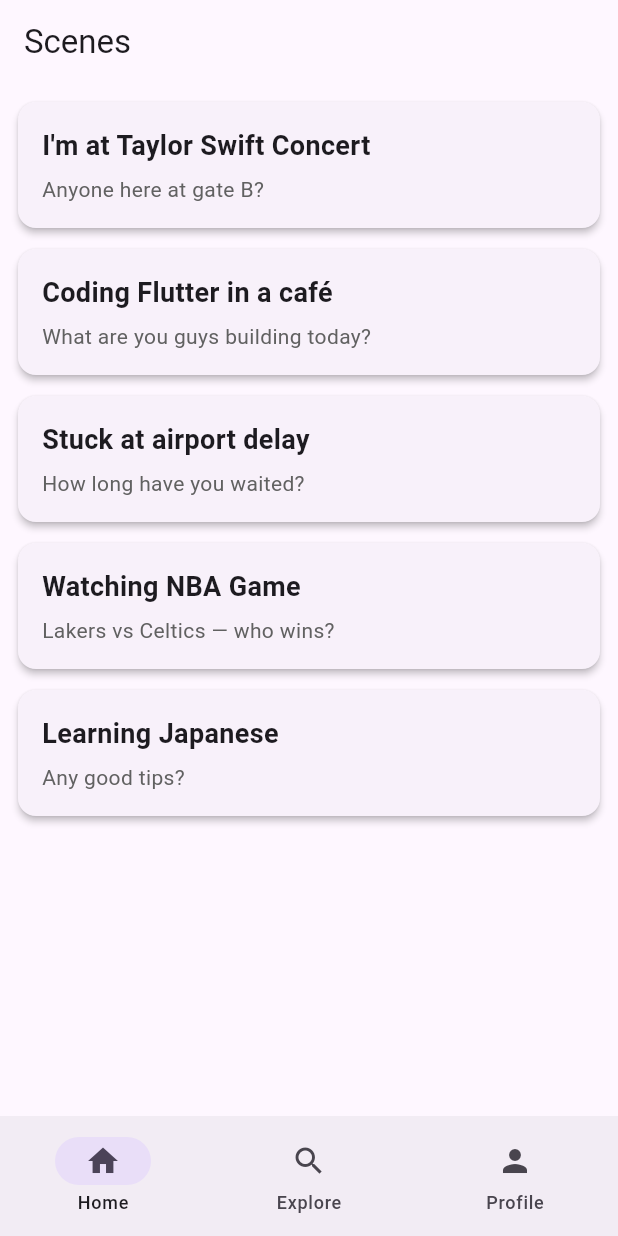
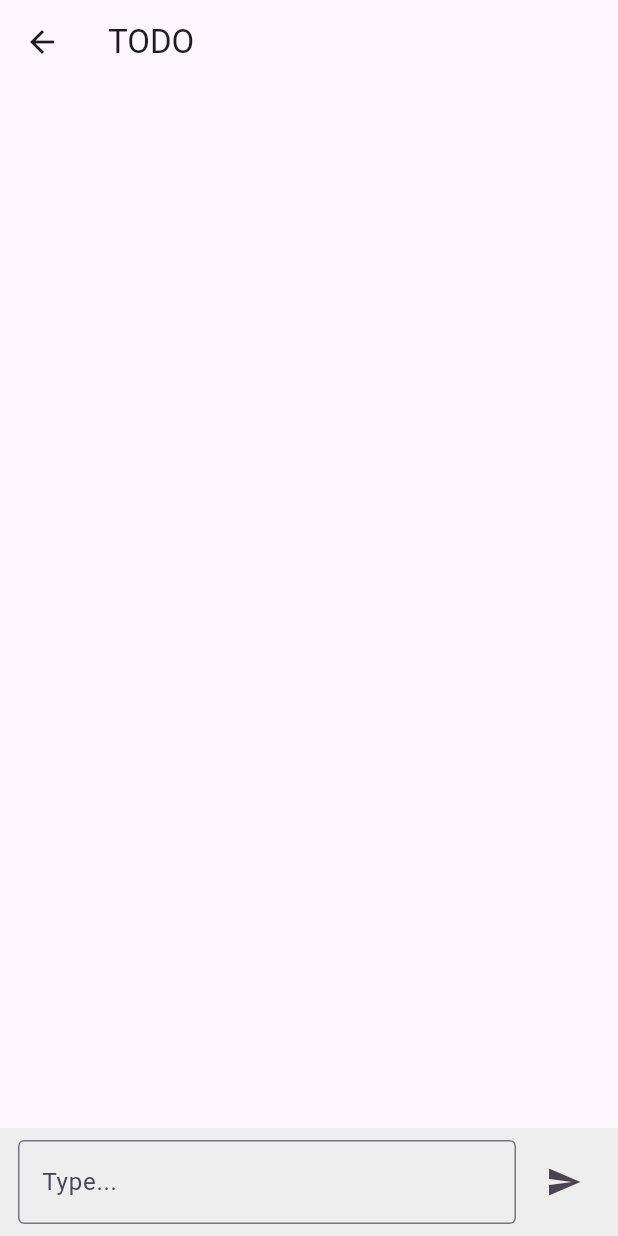
Before and after one commit to qcwgithub/client_f, a Flutter app: the screen it shows after launch, after a tap on "I'm at Taylor Swift Concert", on a phone screen of 412 x 824 dp. Run offline on Flutter 3.47's test engine with Material 3 defaults, Android fonts, the phone set to English and light mode, and no system bars; missing offline and left inert: window_size.

Commit message:
send message

```diff
--- a/lib/app.dart
+++ b/lib/app.dart
@@ -1,12 +1,7 @@
 
+import 'package:client_f/pages/home_page.dart';
 
-import 'package:client_f/pages/discover_page.dart';
-import 'package:client_f/pages/home_page.dart';
-import 'package:client_f/pages/profile_page.dart';
-
-import 'providers/nav_provider.dart';
 import 'package:flutter/material.dart';
-import 'package:provider/provider.dart';
 
 class MyApp extends StatelessWidget {
   const MyApp({super.key});
@@ -37,41 +32,7 @@ class MyApp extends StatelessWidget {
         // tested with just a hot reload.
         colorScheme: .fromSeed(seedColor: Colors.deepPurple),
       ),
-      // home: const MyHomePage(title: 'Flutter Demo Home Page'),
-      home: const MainNavigation(),
+      home: const HomePage(),
     );
   }
 }
-
-class MainNavigation extends StatelessWidget {
-  const MainNavigation({super.key});
-
-  @override
-  Widget build(BuildContext context) {
-    final nav = context.watch<NavProvider>();
-
-    final pages = [
-      const HomePage(),
-      const DiscoverPage(),
-      // const MessagesPage(),
-      const ProfilePage(),
-    ];
-
-    return Scaffold(
-      body: IndexedStack(
-        index: nav.index,
-        children: pages,
-      ),
-      bottomNavigationBar: NavigationBar(
-        selectedIndex: nav.index,
-        onDestinationSelected: nav.setIndex,
-        destinations: const[
-          NavigationDestination(icon: Icon(Icons.home), label: "Home"),
-          NavigationDestination(icon: Icon(Icons.search), label: "Explore"),
-          // NavigationDestination(icon: Icon(Icons.chat_bubble), label: "Messages"),
-          NavigationDestination(icon: Icon(Icons.person), label: "Profile"),
-        ],
-      ),
-    );
-  }
-}
--- /dev/null
+++ b/lib/pages/chat_page.dart
@@ -0,0 +1,96 @@
+import 'package:client_f/providers/message_provider.dart';
+import 'package:flutter/material.dart';
+import 'package:provider/provider.dart';
+
+class ChatPage extends StatefulWidget {
+  const ChatPage({super.key});
+
+  @override
+  State<StatefulWidget> createState() {
+    return _ChatPageState();
+  }
+}
+
+class _ChatPageState extends State<ChatPage> {
+  final controller = TextEditingController();
+
+  @override
+  Widget build(BuildContext context) {
+    final messageProvider = Provider.of<MessageProvider>(context);
+
+    return Scaffold(
+      appBar: AppBar(title: Text("TODO")),
+
+      body: Column(
+        children: [
+          Expanded(
+            child: StreamBuilder(
+              stream: messageProvider.messageStream,
+              builder: (context, snapshot) {
+                if (!snapshot.hasData) {
+                  return const SizedBox();
+                }
+
+                final msgs = snapshot.data!;
+                return ListView.builder(
+                  itemCount: msgs.length,
+                  itemBuilder: (context, index) {
+                    return Padding(
+                      padding: const EdgeInsets.all(12.0),
+                      child: Align(
+                        alignment: Alignment.centerLeft,
+                        child: Container(
+                          padding: const EdgeInsets.all(10),
+                          decoration: BoxDecoration(
+                            color: Colors.blue.shade100,
+                            borderRadius: BorderRadius.circular(8),
+                          ),
+                          child: Text(msgs[index]),
+                        ),
+                      ),
+                    );
+                  },
+                );
+              }
+            ),
+          ),
+          _buildInput(messageProvider)
+        ]
+      ),
+    );
+  }
+
+  Widget _buildInput(MessageProvider provider) {
+    return Container(
+      padding: const EdgeInsets.symmetric(horizontal: 12, vertical: 8),
+      color: Colors.grey.shade200,
+      child: Row(
+        children: [
+          Expanded(
+            child: TextField(
+              controller: controller,
+              decoration: const InputDecoration(
+                hintText: "Type...",
+                border: OutlineInputBorder(),
+              ),
+            ),
+          ),
+
+          const SizedBox(width: 8),
+
+          IconButton(
+            onPressed: () {
+              if (controller.text.trim().isEmpty) {
+                return;
+              }
+
+              provider.sendMessage(controller.text.trim());
+              controller.clear();
+            },
+            icon: const Icon(Icons.send),
+          )
+        ],
+      ),
+    );
+  }
+}
--- a/lib/pages/create_page.dart
+++ b/lib/pages/contacts_page.dart
@@ -1,12 +1,12 @@
 import 'package:flutter/material.dart';
 
-class CreatePage extends StatelessWidget {
-  const CreatePage({super.key});
+class ContactsPage extends StatelessWidget {
+  const ContactsPage({super.key});
 
   @override
   Widget build(BuildContext context) {
     return Center(
-      child: Text("Center"),
+      child: Text("Contacts"),
     );
   }
 }
--- a/lib/pages/discover_page.dart
+++ b/lib/pages/explore_page.dart
@@ -1,12 +1,12 @@
 import 'package:flutter/material.dart';
 
-class DiscoverPage extends StatelessWidget {
-  const DiscoverPage({super.key});
+class ExplorePage extends StatelessWidget {
+  const ExplorePage({super.key});
 
   @override
   Widget build(BuildContext context) {
     return Center(
-      child: Text("Discover"),
+      child: Text("Explore"),
     );
   }
 }
--- a/lib/pages/home_page.dart
+++ b/lib/pages/home_page.dart
@@ -1,49 +1,65 @@
-import 'package:client_f/widgets/scene_card.dart';
+import 'contacts_page.dart';
+import 'explore_page.dart';
+import 'main_page.dart';
+import 'profile_page.dart';
 import 'package:flutter/material.dart';
 
-class HomePage extends StatelessWidget {
+class HomePage extends StatefulWidget {
   const HomePage({super.key});
 
-  final List<Map<String, String>> _fakeScenes = const [
-    {
-      "title": "I'm at Taylor Swift Concert",
-      "subtitle": "Anyone here at gate B?",
-    },
-    {
-      "title": "Coding Flutter in a café",
-      "subtitle": "What are you guys building today?",
-    },
-    {
-      "title": "Stuck at airport delay",
-      "subtitle": "How long have you waited?",
-    },
-    {
-      "title": "Watching NBA Game",
-      "subtitle": "Lakers vs Celtics — who wins?",
-    },
-    {
-      "title": "Learning Japanese",
-      "subtitle": "Any good tips?",
-    },
+  @override
+  State<StatefulWidget> createState() {
+    return _HomePageState();
+  }
+}
+
+class _HomePageState extends State<HomePage> {
+  int currentIndex = 0;
+
+  final List<Widget> pages = const [
+    MainPage(),
+    ContactsPage(),
+    ExplorePage(),
+    ProfilePage(),
   ];
 
   @override
   Widget build(BuildContext context) {
     return Scaffold(
-      appBar: AppBar(
-        title: const Text("Scenes"),
+      body: IndexedStack(
+        index: currentIndex,
+        children: pages,
       ),
-      body: ListView.builder(
-        padding: const EdgeInsets.all(12),
-        itemCount: _fakeScenes.length,
-        itemBuilder: (context, index) {
-          final s = _fakeScenes[index];
-          return SceneCard (
-            title: s["title"]!,
-            subtitle: s["subtitle"]!,
-          );
+      bottomNavigationBar: NavigationBar(
+        height: 65,
+        selectedIndex: currentIndex,
+        onDestinationSelected: (index) {
+          setState(() {
+            currentIndex = index;
+          });
         },
-      ),
+        destinations: const [
+          NavigationDestination(
+            icon: Icon(Icons.home_outlined),
+            selectedIcon: Icon(Icons.home),
+            label: "Home"
+          ),
+          NavigationDestination(
+            icon: Icon(Icons.contacts_outlined),
+            selectedIcon: Icon(Icons.contacts),
+            label: "Contacts"
+          ),
+          NavigationDestination(
+            icon: Icon(Icons.explore_outlined),
+            selectedIcon: Icon(Icons.explore),
+            label: "Explore"
+          ),
+          NavigationDestination(
+            icon: Icon(Icons.person_outlined),
+            selectedIcon: Icon(Icons.person),
+            label: "Profile"
+          ),
+        ]),
     );
   }
 }
--- a/lib/pages/login_page.dart
+++ b/lib/pages/login_page.dart
@@ -1,4 +1,4 @@
-import 'main_page.dart';
+import 'home_page.dart';
 import 'package:flutter/material.dart';
 
 class LoginPage extends StatefulWidget {
@@ -57,7 +57,7 @@ class _LoginState extends State<LoginPage>{
               child: FilledButton(
                 onPressed: () {
                   Navigator.pushReplacement(context, MaterialPageRoute(builder: (_) {
-                    return const MainPage();
+                    return const HomePage();
                   }));
                 },
                 child: const Padding(
--- /dev/null
+++ b/lib/providers/message_provider.dart
@@ -0,0 +1,23 @@
+import 'dart:async';
+
+import 'package:flutter/material.dart';
+
+class MessageProvider extends ChangeNotifier {
+  final List<String> _messages = [];
+  List<String> get message => _messages;
+
+  final _controller = StreamController<List<String>>.broadcast();
+  Stream<List<String>> get messageStream => _controller.stream;
+
+  void sendMessage(String msg) {
+    _messages.add(msg);
+
+    _controller.add(_messages);
+
+    notifyListeners();
+  }
+
+  void disposeProvider() {
+    _controller.close();
+  }
+}
--- a/lib/widgets/scene_card.dart
+++ b/lib/widgets/scene_card.dart
@@ -1,49 +1,40 @@
+import 'package:client_f/pages/chat_page.dart';
 import 'package:flutter/material.dart';
 
 class SceneCard extends StatelessWidget {
   final String title;
   final String subtitle;
 
-  const SceneCard({
-    super.key,
-    required this.title,
-    required this.subtitle
-  });
+  const SceneCard({super.key, required this.title, required this.subtitle});
 
   @override
   Widget build(BuildContext context) {
     return Card(
       margin: const EdgeInsets.only(bottom: 14),
       elevation: 2,
-      child: InkWell(
-        onTap: () {
-
-        },
-        child: Padding(
-          padding: const EdgeInsets.all(16),
       child: Column(
         crossAxisAlignment: CrossAxisAlignment.start,
         children: [
-              Text(
-                title,
-                style: const TextStyle(
-                  fontSize: 18,
-                  fontWeight: FontWeight.bold,
-                )
+          ListTile(
+            title: Text(title),
+            subtitle: Text(
+              subtitle,
+              style: TextStyle(fontSize: 14, color: Colors.green),
             ),
-
-              const SizedBox(height: 6),
-
-              Text(
-                subtitle,
-                style: TextStyle(
-                  fontSize: 14,
-                  color: Colors.grey.shade700,
+            trailing: const Icon(Icons.arrow_forward_ios),
+            onTap: () {
+              Navigator.push(
+                context,
+                MaterialPageRoute(
+                  builder: (_) {
+                    return ChatPage();
+                  },
                 ),
+              );
+            },
           ),
         ],
       ),
-        ),
-      ));
+    );
   }
 }
```
Also changed, not shown: lib/main.dart (+2 -86 lines), lib/pages/main_page.dart (+35 -51 lines). Lines whose indentation alone changed are shown as unchanged.
